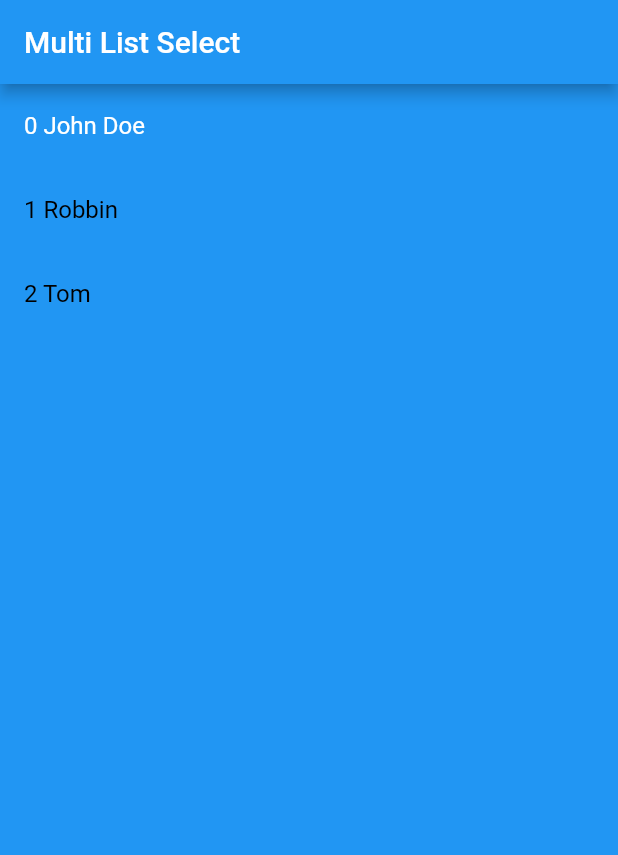
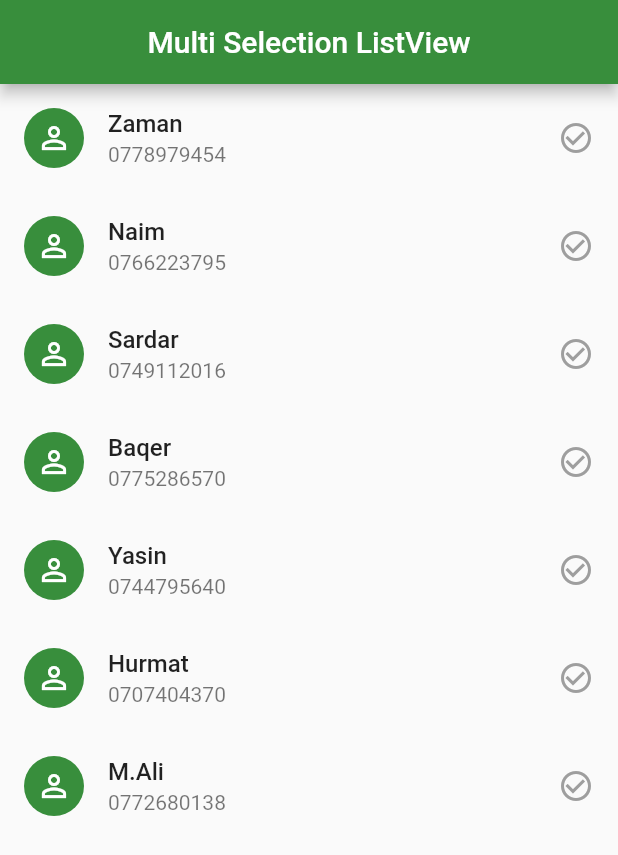
Before and after one commit to xaakib/flutter_everything, a Flutter app: the screen it shows after launch, on a phone screen of 412 x 824 dp. Shown: the top 855 px of the screen. Run offline on Flutter 3.47's test engine with Material 2 defaults, Android fonts, the phone set to English and light mode, and no system bars; our stand-ins replace fluttertoast, get, image_picker, shared_preferences; missing offline and left inert: google_maps_controller, photofilters; accounts and stored records are empty.

Commit message:
face problem on show data

```diff
--- a/lib/multiple_index_select.dart/multiple_index_slection.dart
+++ b/lib/multiple_index_select.dart/multiple_index_slection.dart
@@ -6,43 +6,118 @@ class MultipleIndexSelection extends StatefulWidget {
 }
 
 class _MultipleIndexSelectionState extends State<MultipleIndexSelection> {
-  List list = [
-  {'_id': 'u1', 'name': 'John Doe', 'age': 30},
-  {'_id': 'u2', 'name': 'Robbin', 'age': 40},
-  {'_id': 'u3', 'name': 'Tom', 'age': 50}
+  List<ContactModel> contacts = [
+    ContactModel("Zaman", "0778979454", false),
+    ContactModel("Naim", "0766223795", false),
+    ContactModel("Sardar", "0749112016", false),
+    ContactModel("Baqer", "0775286570", false),
+    ContactModel("Yasin", "0744795640", false),
+    ContactModel("Hurmat", "0707404370", false),
+    ContactModel("M.Ali", "0772680138", false),
   ];
-  int isSelectIdex = 0;
-  String isSelectName = "";
+
+  List<ContactModel> selectedContacts = [];
+
   @override
   Widget build(BuildContext context) {
     return Scaffold(
       appBar: AppBar(
-        title: Text("Multi List Select"),
+        title: Text("Multi Selection ListView"),
+        centerTitle: true,
+        backgroundColor: Colors.green[700],
       ),
-      body: Container(
-        height: double.infinity,
+      body: SafeArea(
+        child: Container(
+          child: Column(
+            children: [
+              Expanded(
+                child: ListView.builder(
+                    itemCount: contacts.length,
+                    itemBuilder: (BuildContext context, int index) {
+                      // return item
+                      return ContactItem(
+                        contacts[index].name,
+                        contacts[index].phoneNumber,
+                        contacts[index].isSelected,
+                        index,
+                      );
+                    }),
+              ),
+              selectedContacts.length > 0
+                  ? Padding(
+                      padding: const EdgeInsets.symmetric(
+                        horizontal: 25,
+                        vertical: 10,
+                      ),
+                      child: SizedBox(
                         width: double.infinity,
-        color: Colors.blue,
-        child: ListView.builder(
-            itemCount: list.length,
-            itemBuilder: (context, index) {
-              var currentElement;
-              for (var i = -1; i < index; i++) {
-                // TO DO
-                currentElement = index;
+                        child: RaisedButton(
+                          color: Colors.green[700],
+                          child: Text(
+                            "Delete (${selectedContacts.length})",
+                            style: TextStyle(
+                              color: Colors.white,
+                              fontSize: 18,
+                            ),
+                          ),
+                          onPressed: () {
+                            print(selectedContacts[0].name);
+                          },
+                        ),
+                      ),
+                    )
+                  : Container(),
+            ],
+          ),
+        ),
+      ),
+    );
   }
+
+  Widget ContactItem(
+      String name, String phoneNumber, bool isSelected, int index) {
     return ListTile(
-                title: Text("$currentElement ${list[index]['name']}",style: TextStyle(color: isSelectIdex == index ? Colors.white : Colors.black),),
-                onTap: (){
+      leading: CircleAvatar(
+        backgroundColor: Colors.green[700],
+        child: Icon(
+          Icons.person_outline_outlined,
+          color: Colors.white,
+        ),
+      ),
+      title: Text(
+        name,
+        style: TextStyle(
+          fontWeight: FontWeight.w500,
+        ),
+      ),
+      subtitle: Text(phoneNumber),
+      trailing: isSelected
+          ? Icon(
+              Icons.check_circle,
+              color: Colors.green[700],
+            )
+          : Icon(
+              Icons.check_circle_outline,
+              color: Colors.grey,
+            ),
+      onTap: () {
         setState(() {
-                    isSelectIdex = index;
-                    isSelectName = list[index]['name'];
-                    print(isSelectIdex);
+          contacts[index].isSelected = !contacts[index].isSelected;
+          if (contacts[index].isSelected == true) {
+            selectedContacts.add(ContactModel(name, phoneNumber, true));
+          } else if (contacts[index].isSelected == false) {
+            selectedContacts
+                .removeWhere((element) => element.name == contacts[index].name);
+          }
         });
       },
     );
-            }),
-      ),
-    );
   }
 }
+
+class ContactModel {
+  String name, phoneNumber;
+  bool isSelected;
+
+  ContactModel(this.name, this.phoneNumber, this.isSelected);
+}
```
Lines whose indentation alone changed are shown as unchanged.
